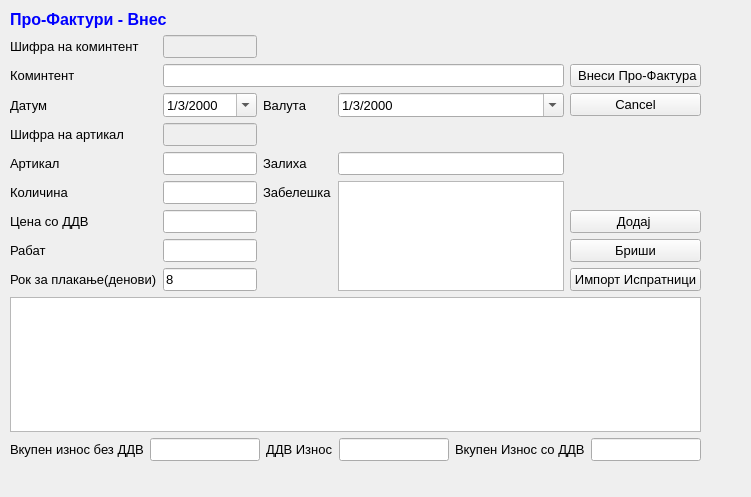
Before: the Qt Designer form sterna/ProFakturi/profakturivnes.ui in srgank/sterna_x, drawn with Qt 5.
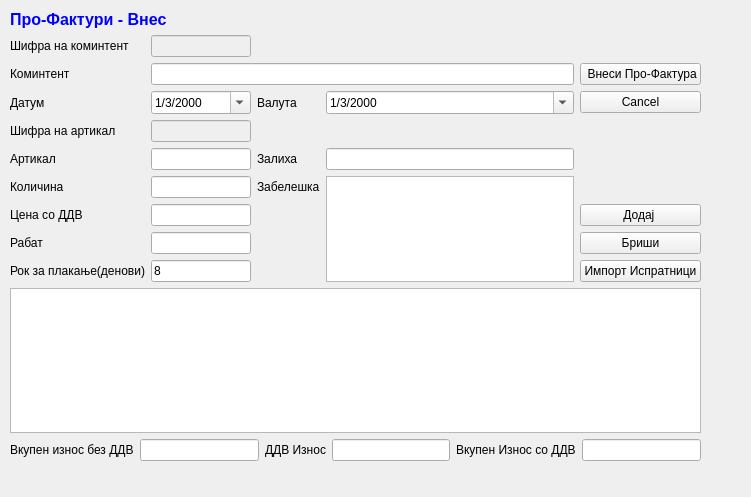
After: the same form once the commit is applied. Icons and pictures are not drawn.

Diff of the .ui file:
```diff
--- a/sterna/ProFakturi/profakturivnes.ui
+++ b/sterna/ProFakturi/profakturivnes.ui
@@ -22,11 +22,6 @@
      <height>451</height>
     </rect>
    </property>
-   <property name="font">
-    <font>
-     <pointsize>10</pointsize>
-    </font>
-   </property>
    <layout class="QGridLayout" name="gridLayout">
     <item row="10" column="0">
      <widget class="QLabel" name="label_9">
@@ -37,11 +32,6 @@
     </item>
     <item row="8" column="4">
      <widget class="QPushButton" name="pushButton_3">
-      <property name="font">
-       <font>
-        <pointsize>10</pointsize>
-       </font>
-      </property>
       <property name="text">
        <string>Додај </string>
       </property>
@@ -59,32 +49,16 @@
     </item>
     <item row="4" column="2">
      <widget class="QLabel" name="label_11">
-      <property name="font">
-       <font>
-        <pointsize>10</pointsize>
-       </font>
-      </property>
       <property name="text">
        <string>Валута</string>
       </property>
      </widget>
     </item>
     <item row="9" column="1">
-     <widget class="QLineEdit" name="lineEdit_6">
-      <property name="font">
-       <font>
-        <pointsize>10</pointsize>
-       </font>
-      </property>
-     </widget>
+     <widget class="QLineEdit" name="lineEdit_6"/>
     </item>
     <item row="0" column="0" colspan="2">
      <widget class="QLabel" name="label_4">
-      <property name="font">
-       <font>
-        <pointsize>10</pointsize>
-       </font>
-      </property>
       <property name="text">
        <string>&lt;!DOCTYPE HTML PUBLIC &quot;-//W3C//DTD HTML 4.0//EN&quot; &quot;http://www.w3.org/TR/REC-html40/strict.dtd&quot;&gt;
 &lt;html&gt;&lt;head&gt;&lt;meta name=&quot;qrichtext&quot; content=&quot;1&quot; /&gt;&lt;style type=&quot;text/css&quot;&gt;
@@ -96,11 +70,6 @@
     </item>
     <item row="3" column="4">
      <widget class="QPushButton" name="pushButton_4">
-      <property name="font">
-       <font>
-        <pointsize>10</pointsize>
-       </font>
-      </property>
       <property name="text">
        <string> Внеси Про-Фактура</string>
       </property>
@@ -112,11 +81,6 @@
     </item>
     <item row="4" column="0">
      <widget class="QLabel" name="label_2">
-      <property name="font">
-       <font>
-        <pointsize>10</pointsize>
-       </font>
-      </property>
       <property name="text">
        <string>Датум</string>
       </property>
@@ -124,11 +88,6 @@
     </item>
     <item row="4" column="4">
      <widget class="QPushButton" name="pushButton_5">
-      <property name="font">
-       <font>
-        <pointsize>10</pointsize>
-       </font>
-      </property>
       <property name="text">
        <string>Cancel</string>
       </property>
@@ -136,11 +95,6 @@
     </item>
     <item row="6" column="0">
      <widget class="QLabel" name="label_3">
-      <property name="font">
-       <font>
-        <pointsize>10</pointsize>
-       </font>
-      </property>
       <property name="text">
        <string>Артикал</string>
       </property>
@@ -148,11 +102,6 @@
     </item>
     <item row="9" column="0">
      <widget class="QLabel" name="label_8">
-      <property name="font">
-       <font>
-        <pointsize>10</pointsize>
-       </font>
-      </property>
       <property name="text">
        <string>Рабат</string>
       </property>
@@ -160,32 +109,16 @@
     </item>
     <item row="9" column="4">
      <widget class="QPushButton" name="pushButton_6">
-      <property name="font">
-       <font>
-        <pointsize>10</pointsize>
-       </font>
-      </property>
       <property name="text">
        <string>Бриши</string>
       </property>
      </widget>
     </item>
     <item row="11" column="0" colspan="5">
-     <widget class="QTableView" name="tableView">
-      <property name="font">
-       <font>
-        <pointsize>10</pointsize>
-       </font>
-      </property>
-     </widget>
+     <widget class="QTableView" name="tableView"/>
     </item>
     <item row="4" column="1">
      <widget class="QDateTimeEdit" name="dateTimeEdit">
-      <property name="font">
-       <font>
-        <pointsize>10</pointsize>
-       </font>
-      </property>
       <property name="date">
        <date>
         <year>2000</year>
@@ -213,11 +146,6 @@
       <property name="enabled">
        <bool>true</bool>
       </property>
-      <property name="font">
-       <font>
-        <pointsize>10</pointsize>
-       </font>
-      </property>
       <property name="toolTip">
        <string>&lt;html&gt;&lt;head/&gt;&lt;body&gt;&lt;p&gt;Притисни ЕНТЕР за да те однесе во листата&lt;/p&gt;&lt;/body&gt;&lt;/html&gt;</string>
       </property>
@@ -228,11 +156,6 @@
     </item>
     <item row="4" column="3">
      <widget class="QDateTimeEdit" name="dateTimeEdit_2">
-      <property name="font">
-       <font>
-        <pointsize>10</pointsize>
-       </font>
-      </property>
       <property name="date">
        <date>
         <year>2000</year>
@@ -253,11 +176,6 @@
       <property name="enabled">
        <bool>true</bool>
       </property>
-      <property name="font">
-       <font>
-        <pointsize>10</pointsize>
-       </font>
-      </property>
       <property name="toolTip">
        <string>&lt;html&gt;&lt;head/&gt;&lt;body&gt;&lt;p&gt;Притисни ЕНТЕР за да те однесе во листата&lt;/p&gt;&lt;/body&gt;&lt;/html&gt;</string>
       </property>
@@ -275,11 +193,6 @@
     </item>
     <item row="6" column="2">
      <widget class="QLabel" name="label_7">
-      <property name="font">
-       <font>
-        <pointsize>10</pointsize>
-       </font>
-      </property>
       <property name="text">
        <string>Залиха</string>
       </property>
@@ -287,11 +200,6 @@
     </item>
     <item row="6" column="3">
      <widget class="QLineEdit" name="lineEdit_5">
-      <property name="font">
-       <font>
-        <pointsize>10</pointsize>
-       </font>
-      </property>
       <property name="readOnly">
        <bool>true</bool>
       </property>
@@ -301,30 +209,13 @@
      <widget class="QTextEdit" name="textEdit"/>
     </item>
     <item row="8" column="1">
-     <widget class="QLineEdit" name="lineEdit_3">
-      <property name="font">
-       <font>
-        <pointsize>10</pointsize>
-       </font>
-      </property>
-     </widget>
+     <widget class="QLineEdit" name="lineEdit_3"/>
     </item>
     <item row="7" column="1">
-     <widget class="QLineEdit" name="lineEdit_4">
-      <property name="font">
-       <font>
-        <pointsize>10</pointsize>
-       </font>
-      </property>
-     </widget>
+     <widget class="QLineEdit" name="lineEdit_4"/>
     </item>
     <item row="8" column="0">
      <widget class="QLabel" name="label_5">
-      <property name="font">
-       <font>
-        <pointsize>10</pointsize>
-       </font>
-      </property>
       <property name="text">
        <string>Цена со ДДВ</string>
       </property>
@@ -332,11 +223,6 @@
     </item>
     <item row="7" column="0">
      <widget class="QLabel" name="label_6">
-      <property name="font">
-       <font>
-        <pointsize>10</pointsize>
-       </font>
-      </property>
       <property name="text">
        <string>Количина</string>
       </property>
@@ -390,11 +276,6 @@
     </item>
     <item row="3" column="0">
      <widget class="QLabel" name="label">
-      <property name="font">
-       <font>
-        <pointsize>10</pointsize>
-       </font>
-      </property>
       <property name="text">
        <string>Коминтент</string>
       </property>
```
